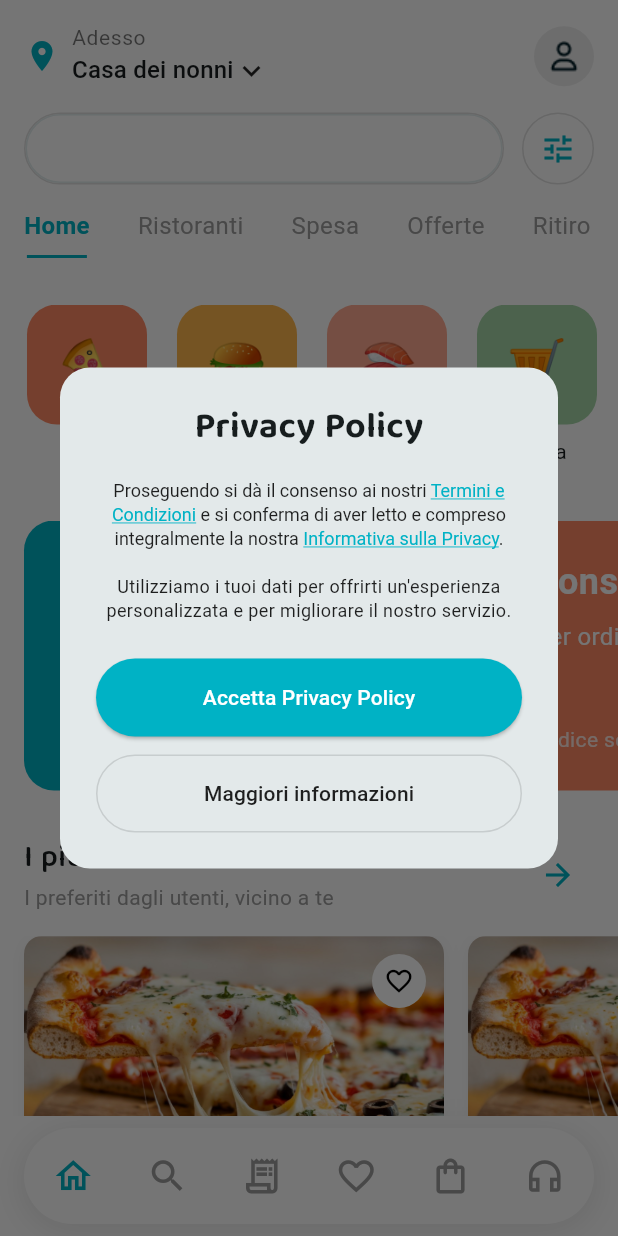
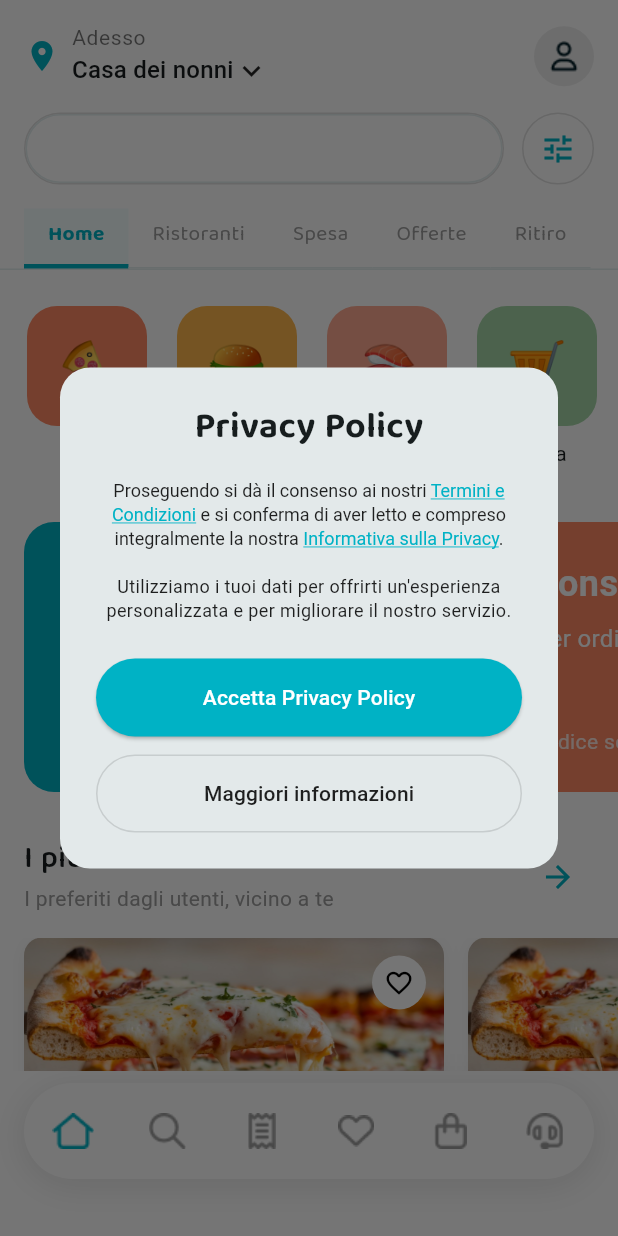
Before and after one commit to lum3ll/en_customer_app, a Flutter app: the HomeScreen screen opened directly, on a phone screen of 412 x 824 dp. Run offline on Flutter 3.47's test engine with Material 3 defaults, Android fonts, the phone set to English and light mode, and no system bars.

Commit message:
fix: tabItem and relative styles. fix: navbar icons fix: navbar position feat: added specific icons for navbar from Design TODO: fix gradient navbar background

```diff
--- a/lib/features/home/screens/home_screen.dart
+++ b/lib/features/home/screens/home_screen.dart
@@ -2,6 +2,7 @@ import 'package:flutter/material.dart';
 import '../../../core/constants/colors.dart';
 import '../../../shared/widgets/custom_nav_bar.dart';
 import '../../account/screens/account_screen.dart';
+import '../../address/widgets/address_selection_modal.dart';
 import '../widgets/category_item.dart';
 import '../widgets/partner_card.dart';
 import '../widgets/privacy_policy_modal.dart';
@@ -31,6 +32,7 @@ class _HomeScreenState extends State<HomeScreen> {
 
   int _selectedIndex = 0;
   int _selectedTab = 0;
+  String _selectedAddress = 'Casa dei nonni'; // Default address
 
   final List<String> _tabs = [
     'Home',
@@ -40,13 +42,20 @@ class _HomeScreenState extends State<HomeScreen> {
     'Ritiro',
   ];
 
+  void _openAddressSelection() {
+    AddressSelectionModal.show(context, (selectedAddress) {
+      setState(() {
+        _selectedAddress = selectedAddress;
+      });
+    });
+  }
+
   @override
   Widget build(BuildContext context) {
     return Scaffold(
       backgroundColor: Colors.white,
       body: SafeArea(
         child: SingleChildScrollView(
-          // Wrap Column with SingleChildScrollView
           child: Column(
             crossAxisAlignment: CrossAxisAlignment.start,
             children: [
@@ -56,7 +65,9 @@ class _HomeScreenState extends State<HomeScreen> {
                   children: [
                     const Icon(Icons.location_on, color: AppColors.primary),
                     const SizedBox(width: 8),
-                    Column(
+                    GestureDetector(
+                      onTap: _openAddressSelection,
+                      child: Column(
                         crossAxisAlignment: CrossAxisAlignment.start,
                         children: [
                           Row(
@@ -70,13 +81,14 @@ class _HomeScreenState extends State<HomeScreen> {
                           Row(
                             children: [
                               Text(
-                              'Casa dei nonni',
+                                _selectedAddress,
                                 style: Theme.of(context).textTheme.titleMedium,
                               ),
                               const Icon(Icons.keyboard_arrow_down),
                             ],
                           ),
                         ],
+                      ),
                     ),
                     const Spacer(),
                     CircleAvatar(
@@ -102,7 +114,17 @@ class _HomeScreenState extends State<HomeScreen> {
               ),
               const CustomSearchBar(),
               const SizedBox(height: 16),
-              SizedBox(
+              Container(
+                padding: const EdgeInsets.symmetric(horizontal: 16),
+                decoration: const BoxDecoration(
+                  border: Border(
+                    bottom: BorderSide(
+                      color: Color(0xFFE2EDEE),
+                      width: 1,
+                    ),
+                  ),
+                ),
+                child: SizedBox(
                   height: 40,
                   child: ListView.builder(
                     scrollDirection: Axis.horizontal,
@@ -118,6 +140,7 @@ class _HomeScreenState extends State<HomeScreen> {
                         },
                       );
                     },
+                  ),
                 ),
               ),
               const SizedBox(height: 24),
@@ -284,12 +307,11 @@ class _HomeScreenState extends State<HomeScreen> {
                         status: 'Aperto',
                       ),
                 ),
-              ), // Add bottom padding for floating navbar
+              ),
             ],
           ),
         ),
       ),
-      // Remove the CurvedNavigationBar import and replace bottomNavigationBar with:
       bottomNavigationBar: CustomNavBar(
         selectedIndex: _selectedIndex,
         onTap: (index) {
--- a/lib/features/home/widgets/tab_item.dart
+++ b/lib/features/home/widgets/tab_item.dart
@@ -17,26 +17,28 @@ class TabItem extends StatelessWidget {
   Widget build(BuildContext context) {
     return GestureDetector(
       onTap: onTap,
-      child: Column(
-        children: [
-          Padding(
-            padding: const EdgeInsets.symmetric(horizontal: 16),
-            child: Text(
-              label,
-              style: TextStyle(
-                color: isSelected ? AppColors.primary : Colors.grey,
-                fontSize: 16,
-                fontWeight: isSelected ? FontWeight.w600 : FontWeight.normal,
-              ),
+      child: Container(
+        decoration: BoxDecoration(
+          color: isSelected ? const Color(0xFFF2FCFD) : Colors.transparent,
+          border: Border(
+            bottom: BorderSide(
+              color: isSelected ? const Color(0xFF00B2C5) : const Color(0xFFE2EDEE),
+              width: isSelected ? 3 : 1,
             ),
           ),
-          const SizedBox(height: 8),
-          Container(
-            height: 2,
-            width: 40,
-            color: isSelected ? AppColors.primary : Colors.transparent,
+        ),
+        child: Padding(
+          padding: const EdgeInsets.symmetric(horizontal: 16, vertical: 8),
+          child: Text(
+            label,
+            style: TextStyle(
+              color: isSelected ? AppColors.primary : Colors.grey,
+              fontSize: 14,
+              fontWeight: isSelected ? FontWeight.w700 : FontWeight.normal,
+              fontFamily: 'BalooTamma2'
+            ),
           ),
-        ],
+        ),
       ),
     );
   }
--- a/lib/shared/widgets/custom_nav_bar.dart
+++ b/lib/shared/widgets/custom_nav_bar.dart
@@ -16,14 +16,15 @@ class CustomNavBar extends StatelessWidget {
   Widget build(BuildContext context) {
     return Container(
       height: 80,
+      margin: const EdgeInsets.only(bottom: 30),
       decoration: BoxDecoration(
         gradient: LinearGradient(
           begin: Alignment.topCenter,
           end: Alignment.bottomCenter,
           colors: [
-            Colors.white.withOpacity(0),
-            Colors.white.withOpacity(0.9),
-            Colors.white,
+            Colors.white.withOpacity(0.0),  // Completely transparent at top
+            Colors.white.withOpacity(0.5),  // Semi-transparent in middle
+            Colors.white,                   // Solid white at bottom
           ],
           stops: const [0.0, 0.5, 1.0],
         ),
@@ -33,7 +34,7 @@ class CustomNavBar extends StatelessWidget {
         child: Container(
           decoration: BoxDecoration(
             color: Colors.white,
-            borderRadius: BorderRadius.circular(100),
+            borderRadius: BorderRadius.circular(32),
             boxShadow: [
               BoxShadow(
                 color: Colors.black.withOpacity(0.1),
@@ -46,36 +47,35 @@ class CustomNavBar extends StatelessWidget {
             mainAxisAlignment: MainAxisAlignment.spaceEvenly,
             children: [
               _NavBarItem(
-                icon: Icons.home_outlined,
+                imagePath: 'assets/images/navbar/home_icon.png',
                 isSelected: selectedIndex == 0,
                 onTap: () => onTap(0),
               ),
               _NavBarItem(
-                icon: Icons.search,
+                imagePath: 'assets/images/navbar/search_icon.png',
                 isSelected: selectedIndex == 1,
                 onTap: () => onTap(1),
               ),
               _NavBarItem(
-                icon: Icons.receipt_long_outlined,
+                imagePath: 'assets/images/navbar/orders_icon.png',
                 isSelected: selectedIndex == 2,
                 onTap: () => onTap(2),
               ),
               _NavBarItem(
-                icon: Icons.favorite_border,
+                imagePath: 'assets/images/navbar/fav_icon.png',
                 isSelected: selectedIndex == 3,
                 onTap: () => onTap(3),
               ),
               _NavBarItem(
-                icon: Icons.shopping_bag_outlined,
+                imagePath: 'assets/images/navbar/cart_icon.png',
                 isSelected: selectedIndex == 4,
-                onTap:
-                    () => Navigator.push(
-                      context,
-                      MaterialPageRoute(builder: (context) => CartScreen()),
-                    ),
+                onTap: () => Navigator.push(
+                  context,
+                  MaterialPageRoute(builder: (context) => CartScreen()),
+                ),
               ),
               _NavBarItem(
-                icon: Icons.headphones_outlined,
+                imagePath: 'assets/images/navbar/support_icon.png',
                 isSelected: selectedIndex == 5,
                 onTap: () => onTap(5),
               ),
@@ -88,12 +88,12 @@ class CustomNavBar extends StatelessWidget {
 }
 
 class _NavBarItem extends StatelessWidget {
-  final IconData icon;
+  final String imagePath;
   final bool isSelected;
   final VoidCallback onTap;
 
   const _NavBarItem({
-    required this.icon,
+    required this.imagePath,
     required this.isSelected,
     required this.onTap,
   });
@@ -104,10 +104,11 @@ class _NavBarItem extends StatelessWidget {
       onTap: onTap,
       child: Container(
         padding: const EdgeInsets.symmetric(horizontal: 16, vertical: 8),
-        child: Icon(
-          icon,
+        child: Image.asset(
+          imagePath,
+          width: 28,
+          height: 28,
           color: isSelected ? AppColors.primary : Colors.grey,
-          size: 28,
         ),
       ),
     );
--- a/pubspec.yaml
+++ b/pubspec.yaml
@@ -30,6 +30,7 @@ dev_dependencies:
 flutter:
   assets:
     - assets/images/
+    - assets/images/navbar/
     - assets/icons/
 
   uses-material-design: true
```
Also changed, not shown: assets/images/navbar/cart_icon.png (added), assets/images/navbar/fav_icon.png (added), assets/images/navbar/home_icon.png (added), assets/images/navbar/orders_icon.png (added), assets/images/navbar/search_icon.png (added), assets/images/navbar/support_icon.png (added). Lines whose indentation alone changed are shown as unchanged.
